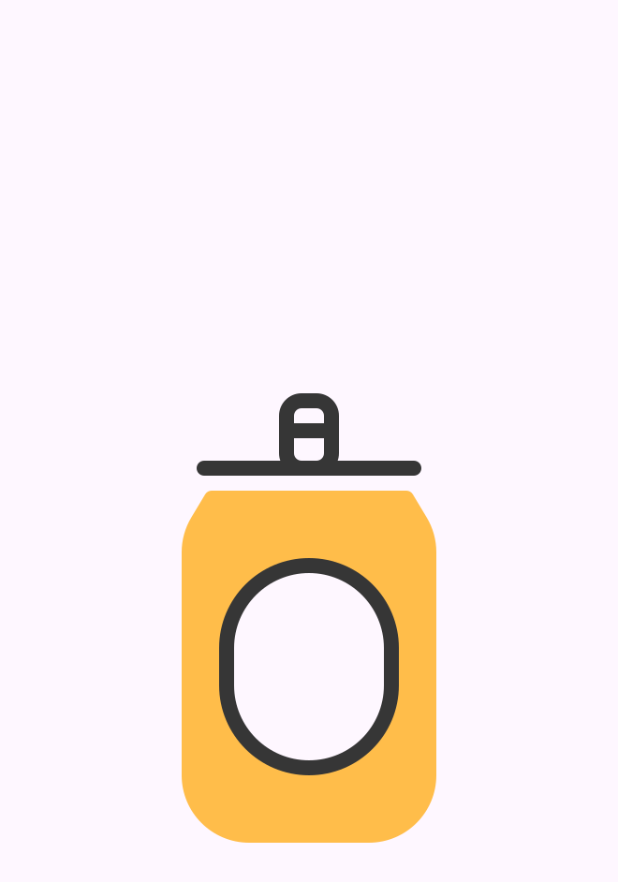
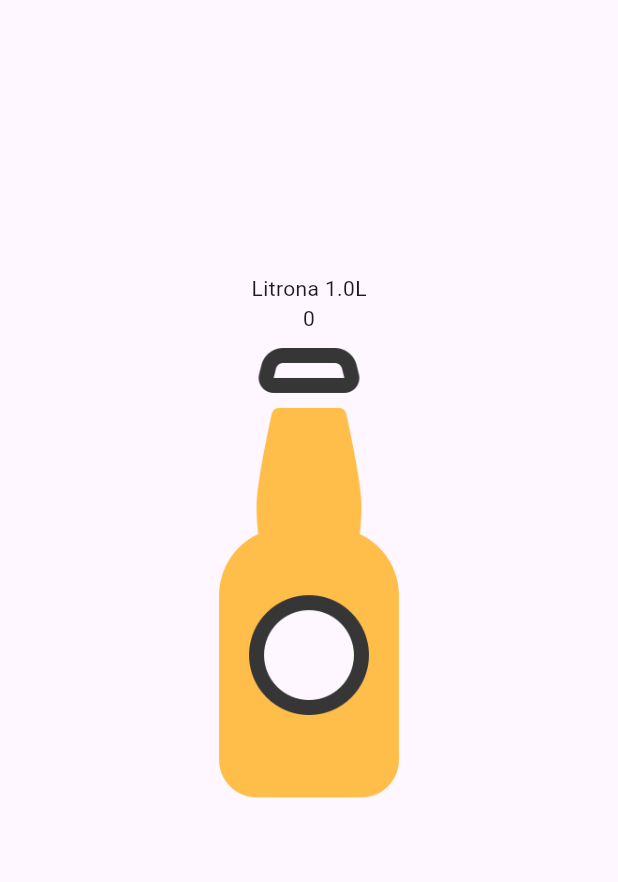
Before and after one commit to andr-33/beer-counter, a Flutter app: the screen it shows after launch, swiped to page 2, on a phone screen of 412 x 824 dp. Shown: the top 882 px of the screen. Run offline on Flutter 3.47's test engine with Material 3 defaults, Android fonts, the phone set to English and light mode, and no system bars; drawn by our look-alikes of carousel_slider.

Commit message:
ft: creacion de obj dinamica

```diff
--- a/lib/presentation/screens/counter_screen.dart
+++ b/lib/presentation/screens/counter_screen.dart
@@ -1,5 +1,6 @@
+import 'package:beer_counter/data/services/services.dart';
 import 'package:beer_counter/presentation/widgets/beer_counter.dart';
-import 'package:beer_counter/presentation/widgets/horizontal_slider.dart';
+import 'package:beer_counter/presentation/widgets/vertical_slider.dart';
 import 'package:carousel_slider/carousel_slider.dart';
 import 'package:flutter/material.dart';
 
@@ -10,16 +11,31 @@ class CounterScreen extends StatelessWidget {
   Widget build(BuildContext context) {
     return Scaffold(
         body: Center(
-          child: CarouselSlider(
-            options: CarouselOptions(enableInfiniteScroll: false, height: 500),
-            items: ["Cerveza","Litrona","Garra"].map((tipo){
-              return const Padding(
-                padding: EdgeInsets.symmetric(vertical: 20),
-                child: HorizontalSlider(child: BeerCounter(type: ""),)
-              );
-            }).toList(),
-          ),
-        )
-    );
+      child: FutureBuilder(
+        future: getBeersInformation(),
+        builder: (context, snapshot) {
+          if (snapshot.hasData) {
+            return CarouselSlider(
+              options:
+                  CarouselOptions(enableInfiniteScroll: false, height: 500),
+              items: snapshot.data?.map((beer) {
+                return Padding(
+                    padding: EdgeInsets.symmetric(vertical: 20),
+                    child: VerticalSlider(
+                      child: BeerCounter(type: beer.type, amount: beer.amount, liters: beer.liters, image: beer.image),
+                    ));
+              }).toList(),
+            );
+          }
+          else if(snapshot.hasError){
+            return Text(snapshot.error.toString());
+          }
+
+          return const Center(
+            child: CircularProgressIndicator(),
+          );
+        },
+      ),
+    ));
   }
 }
--- a/lib/presentation/widgets/beer_counter.dart
+++ b/lib/presentation/widgets/beer_counter.dart
@@ -2,14 +2,26 @@ import 'package:flutter/material.dart';
 
 class BeerCounter extends StatelessWidget{
   final String type;
+  final int amount;
+  final double liters;
+  final String? image;
 
   const BeerCounter({
     super.key,
     required this.type,
+    required this.amount,
+    required this.liters,
+    this.image
   });
 
   @override
   Widget build (BuildContext context){
-    return(Image.asset('lib/assets/images/can beer.png'));
+    return Column(
+      children: [
+        Text("$type ${liters}L"),
+        Text("$amount"),
+        Image.asset('lib/assets/images/$image')
+      ],
+    );
   }
 }
--- a/lib/presentation/widgets/horizontal_slider.dart
+++ b/lib/presentation/widgets/vertical_slider.dart
@@ -1,18 +1,18 @@
 import 'package:flutter/material.dart';
 
-class HorizontalSlider extends StatefulWidget{
+class VerticalSlider extends StatefulWidget{
   final Widget child;
 
-  const HorizontalSlider({
+  const VerticalSlider({
     super.key,
     required this.child
   });
 
   @override
-  State<HorizontalSlider> createState ()=> _HorizontalSliderState();
+  State<VerticalSlider> createState ()=> _VerticalSliderState();
 }
 
-class _HorizontalSliderState extends State<HorizontalSlider>{
+class _VerticalSliderState extends State<VerticalSlider>{
   double _translateY = 0;
   bool _isSwiping = false;
 
--- a/pubspec.yaml
+++ b/pubspec.yaml
@@ -20,3 +20,4 @@ flutter:
   uses-material-design: true
   assets:
     - lib/assets/images/
+    - lib/data/collections/beers.json
```
Also changed, not shown: lib/data/collections/beers.json (+4 -4 lines), lib/data/services/services.dart (+8 -6 lines), lib/domain/models/beer_model.dart (+9 -0 lines).
